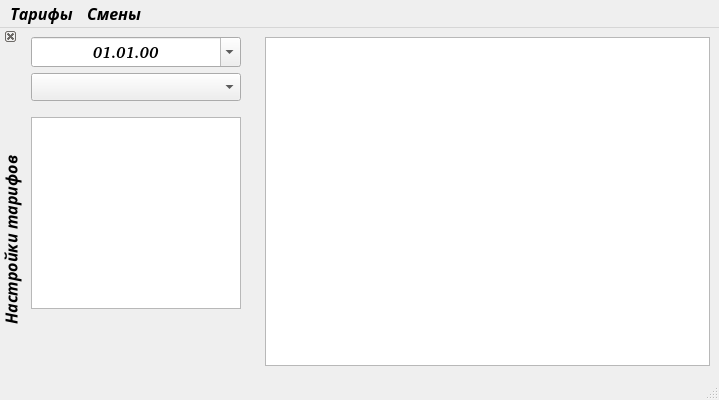
Qt form my_form.ui (PavelSimakov/i_study_comboBox_new2) before a commit.
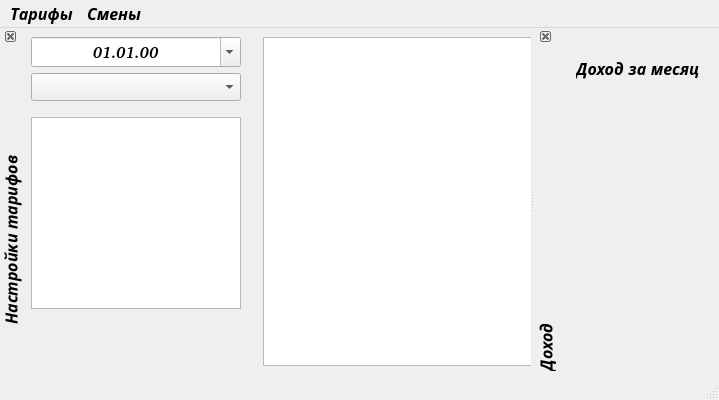
The same form after that commit.

Commit message: добавлен подсчет зарплаты за месяц

```diff
--- a/my_form.ui
+++ b/my_form.ui
@@ -334,6 +334,76 @@
     </layout>
    </widget>
   </widget>
+  <widget class="QDockWidget" name="dockWidget_salaryShow">
+   <property name="sizePolicy">
+    <sizepolicy hsizetype="MinimumExpanding" vsizetype="MinimumExpanding">
+     <horstretch>0</horstretch>
+     <verstretch>0</verstretch>
+    </sizepolicy>
+   </property>
+   <property name="features">
+    <set>QDockWidget::DockWidgetClosable|QDockWidget::DockWidgetVerticalTitleBar</set>
+   </property>
+   <property name="allowedAreas">
+    <set>Qt::RightDockWidgetArea</set>
+   </property>
+   <property name="windowTitle">
+    <string>Доход</string>
+   </property>
+   <attribute name="dockWidgetArea">
+    <number>2</number>
+   </attribute>
+   <widget class="QWidget" name="dockWidgetContents_2">
+    <layout class="QHBoxLayout" name="horizontalLayout_3">
+     <item>
+      <layout class="QVBoxLayout" name="verticalLayout_2" stretch="0,0,0">
+       <property name="spacing">
+        <number>10</number>
+       </property>
+       <property name="leftMargin">
+        <number>10</number>
+       </property>
+       <property name="topMargin">
+        <number>20</number>
+       </property>
+       <property name="rightMargin">
+        <number>10</number>
+       </property>
+       <property name="bottomMargin">
+        <number>10</number>
+       </property>
+       <item>
+        <widget class="QLabel" name="label_2">
+         <property name="text">
+          <string>Доход за месяц</string>
+         </property>
+        </widget>
+       </item>
+       <item>
+        <widget class="QLabel" name="label_salaryOfMonth">
+         <property name="text">
+          <string/>
+         </property>
+        </widget>
+       </item>
+       <item>
+        <spacer name="verticalSpacer">
+         <property name="orientation">
+          <enum>Qt::Vertical</enum>
+         </property>
+         <property name="sizeHint" stdset="0">
+          <size>
+           <width>20</width>
+           <height>40</height>
+          </size>
+         </property>
+        </spacer>
+       </item>
+      </layout>
+     </item>
+    </layout>
+   </widget>
+  </widget>
   <action name="action_addTariff">
    <property name="text">
     <string>Добавить тариф</string>
```
The commit also changes 3 other files.
